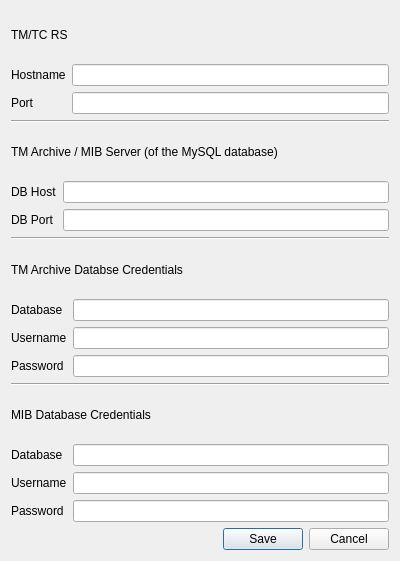
Qt form dialogs/serversettings.ui (nicobucher/TMInspector) before a commit.
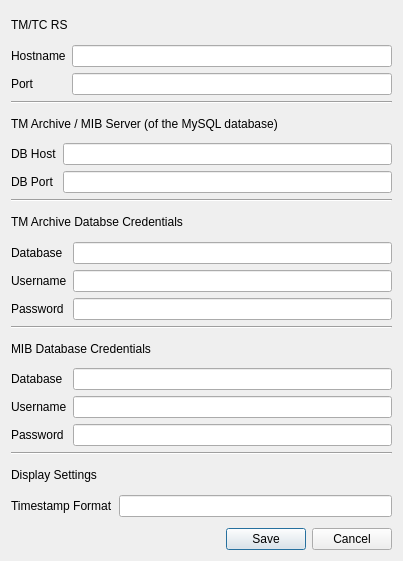
The same form after that commit.

Commit message: Timestamp format is now configurable from settings window.

```diff
--- a/dialogs/serversettings.ui
+++ b/dialogs/serversettings.ui
@@ -6,7 +6,7 @@
    <rect>
     <x>0</x>
     <y>0</y>
-    <width>400</width>
+    <width>403</width>
     <height>561</height>
    </rect>
   </property>
@@ -195,6 +195,34 @@
      </item>
     </layout>
    </item>
+   <item>
+    <widget class="Line" name="line_4">
+     <property name="orientation">
+      <enum>Qt::Horizontal</enum>
+     </property>
+    </widget>
+   </item>
+   <item>
+    <widget class="QLabel" name="label_14">
+     <property name="text">
+      <string>Display Settings</string>
+     </property>
+    </widget>
+   </item>
+   <item>
+    <layout class="QFormLayout" name="formLayout_4">
+     <item row="0" column="0">
+      <widget class="QLabel" name="label_15">
+       <property name="text">
+        <string>Timestamp Format</string>
+       </property>
+      </widget>
+     </item>
+     <item row="0" column="1">
+      <widget class="QLineEdit" name="time_fmt"/>
+     </item>
+    </layout>
+   </item>
    <item>
     <widget class="QDialogButtonBox" name="buttonBox">
      <property name="orientation">
```
The commit also changes 15 other files.
